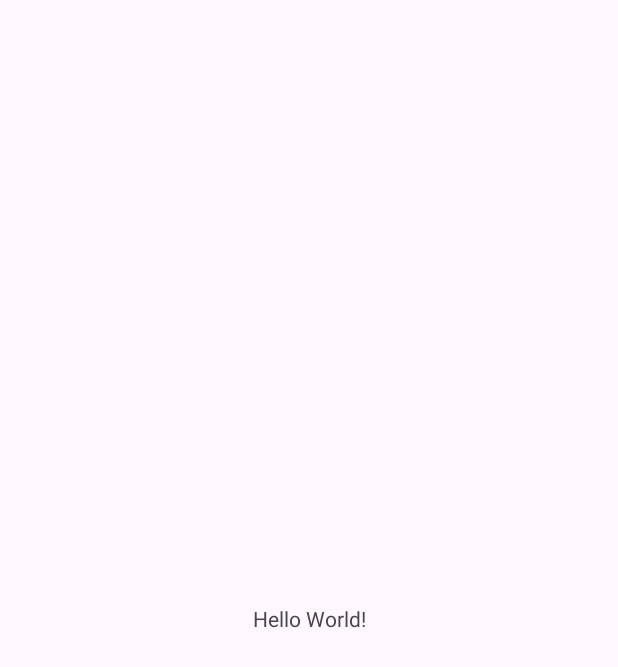
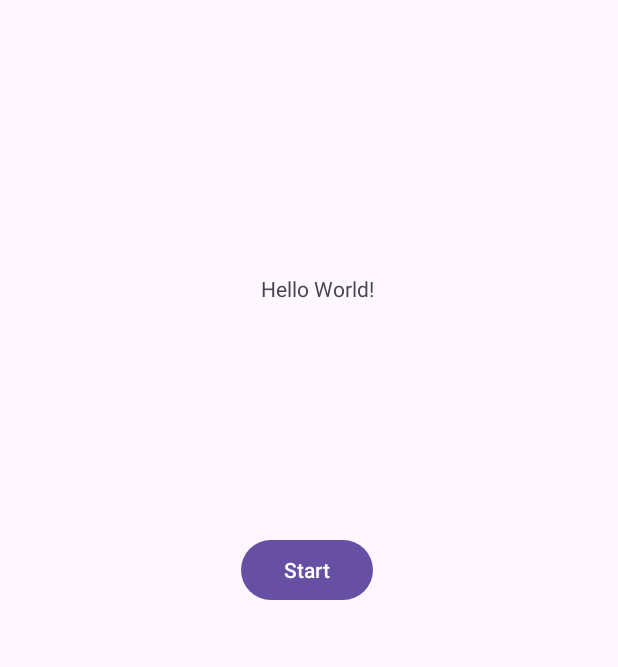
Before and after one commit to Taariq-Faker/Taariq-Faker-ST10479271-IMAD-ASSIGNEMENT-2, an Android app: the screen it shows after launch (MainActivity), on a phone screen of 412 x 824 dp. Before the commit the part shown is almost empty. Shown: the top 667 px of the screen. Run offline under Robolectric (Android 15) with nearby library versions, the phone set to English and light mode, and no system bars.

```diff
--- a/app/src/main/AndroidManifest.xml
+++ b/app/src/main/AndroidManifest.xml
@@ -13,6 +13,9 @@
         android:theme="@style/Theme.TaariqFakerST10479271IMADASSIGNEMENT2"
         tools:targetApi="31">
         <activity
+            android:name=".FlashcardQuestionScreen"
+            android:exported="false" />
+        <activity
             android:name=".MainActivity"
             android:exported="true">
             <intent-filter>
--- a/app/src/main/java/vcmsa/ci/taariq_faker_st10479271_imad_assignement_2/MainActivity.kt
+++ b/app/src/main/java/vcmsa/ci/taariq_faker_st10479271_imad_assignement_2/MainActivity.kt
@@ -1,6 +1,8 @@
 package vcmsa.ci.taariq_faker_st10479271_imad_assignement_2
 
+import android.content.Intent
 import android.os.Bundle
+import android.widget.Button
 import androidx.activity.enableEdgeToEdge
 import androidx.appcompat.app.AppCompatActivity
 import androidx.core.view.ViewCompat
@@ -11,6 +13,31 @@ class MainActivity : AppCompatActivity() {
         super.onCreate(savedInstanceState)
         enableEdgeToEdge()
         setContentView(R.layout.activity_main)
+
+        val startButton=findViewById<Button>(R.id.startButton)
+
+
+        //Initializing the process which will begin once the start button is clicked
+        startButton.setOnClickListener {
+
+            //creating a explicit intent in order to connect the welcome screen to the flash card screen
+        val intent=Intent(this,FlashcardQuestionScreen::class.java)
+
+
+        //starting the activity once the button is clicked
+        startActivity(intent)
+
+
+
+        }
+
+
+
+
+
+
+
+
         ViewCompat.setOnApplyWindowInsetsListener(findViewById(R.id.main)) { v, insets ->
             val systemBars = insets.getInsets(WindowInsetsCompat.Type.systemBars())
             v.setPadding(systemBars.left, systemBars.top, systemBars.right, systemBars.bottom)
--- a/app/src/main/res/layout/activity_main.xml
+++ b/app/src/main/res/layout/activity_main.xml
@@ -8,12 +8,30 @@
     tools:context=".MainActivity">
 
     <TextView
+        android:id="@+id/textView"
         android:layout_width="wrap_content"
         android:layout_height="wrap_content"
         android:text="Hello World!"
         app:layout_constraintBottom_toBottomOf="parent"
         app:layout_constraintEnd_toEndOf="parent"
+        app:layout_constraintHorizontal_bias="0.517"
         app:layout_constraintStart_toStartOf="parent"
-        app:layout_constraintTop_toTopOf="parent" />
+        app:layout_constraintTop_toTopOf="parent"
+        app:layout_constraintVertical_bias="0.227" />
+
+    <Button
+        android:id="@+id/startButton"
+        android:layout_width="wrap_content"
+        android:layout_height="wrap_content"
+        android:layout_marginStart="160dp"
+        android:layout_marginTop="151dp"
+        android:layout_marginEnd="163dp"
+        android:text="Start"
+        app:layout_constraintBottom_toBottomOf="parent"
+        app:layout_constraintEnd_toEndOf="parent"
+        app:layout_constraintHorizontal_bias="1.0"
+        app:layout_constraintStart_toStartOf="parent"
+        app:layout_constraintTop_toTopOf="parent"
+        app:layout_constraintVertical_bias="0.328" />
 
 </androidx.constraintlayout.widget.ConstraintLayout>
```
Also changed, not shown: app/src/main/java/vcmsa/ci/taariq_faker_st10479271_imad_assignement_2/FlashcardQuestionScreen.kt (added, +68 -0 lines), app/src/main/res/layout/activity_flashcard_question_screen.xml (added, +48 -0 lines).
